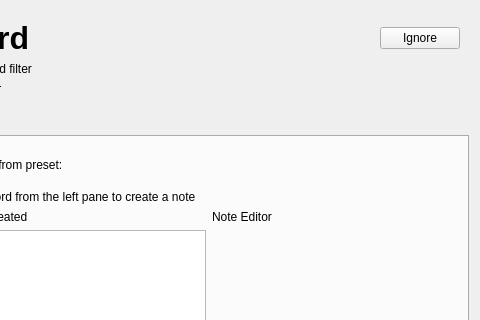
This is designer/note_creation.ui in ll-in-anki/find-missing-words as Qt 5 draws it before an edit; both pictures show x 618 to 1098 and y 0 to 320 of the 1098 by 590 pixel window. The edited form follows.
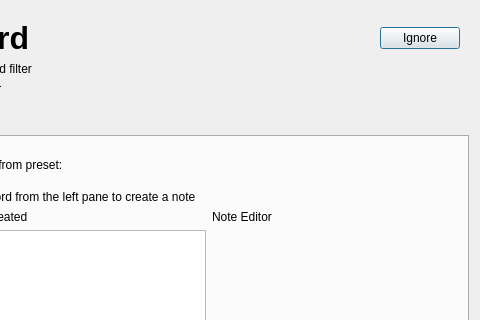
This is the edited form.

Commit message:
Use parent->child relationship among all widgets/dialogs
Attempt to improve memory management by using hierarchy which can
be cascaded on delete, rather than siloed widgets who don't have a
parent. Change search and note_creation views from QWidget to QDialog.

Diff of the .ui file:
```diff
--- a/designer/note_creation.ui
+++ b/designer/note_creation.ui
@@ -1,7 +1,7 @@
 <?xml version="1.0" encoding="UTF-8"?>
 <ui version="4.0">
- <class>Form</class>
- <widget class="QWidget" name="Form">
+ <class>Dialog</class>
+ <widget class="QDialog" name="Dialog">
   <property name="geometry">
    <rect>
     <x>0</x>
```
The commit also changes 14 other files.
